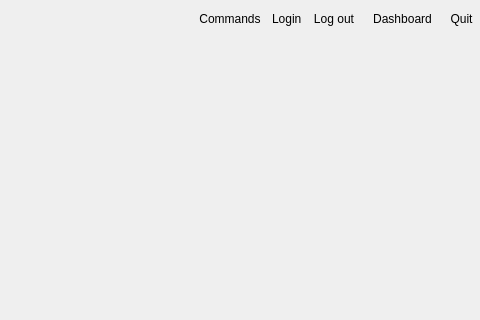
ImagingTools/ImtCore, file Include/imtgui/CThumbnailDecoratorGuiComp.ui: the form before one commit; both pictures show x 581 to 1061 and y 0 to 320 of the 1061 by 546 pixel window.
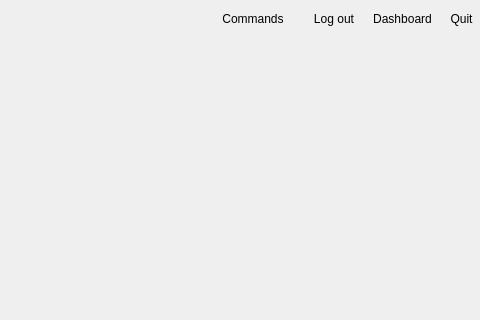
The form after the commit. Icons and pictures are not drawn.

Commit message: Fixed UserNameLabel visibility

Patch:
```diff
--- a/Include/imtgui/CThumbnailDecoratorGuiComp.ui
+++ b/Include/imtgui/CThumbnailDecoratorGuiComp.ui
@@ -318,7 +318,7 @@
           <item>
            <widget class="QLabel" name="UserNameLabel">
             <property name="text">
-             <string>Login</string>
+             <string/>
             </property>
            </widget>
           </item>
```
The commit also changes 1 other file.
